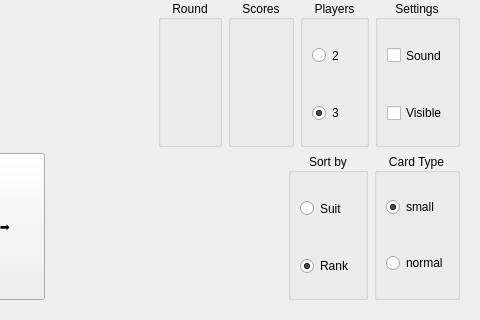
Before: the Qt Designer form table.ui in squawk7x/aQuteCardGame, drawn with Qt 5; both pictures show x 544 to 1024 and y 480 to 800 of the 1024 by 800 pixel window.
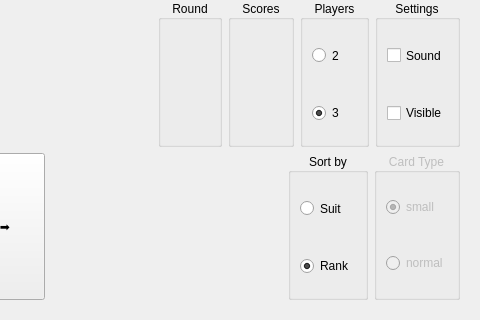
After: the same form once the commit is applied.

Commit message:
Gameflow improved (pbNext sent 2x clicked signal due to another ui signal connection)
That 2nd signal was removed.

```diff
--- a/table.ui
+++ b/table.ui
@@ -963,7 +963,7 @@
         <item alignment="Qt::AlignmentFlag::AlignLeft">
          <widget class="QGroupBox" name="gbCardType">
           <property name="enabled">
-           <bool>true</bool>
+           <bool>false</bool>
           </property>
           <property name="sizePolicy">
            <sizepolicy hsizetype="Preferred" vsizetype="Expanding">
```
Left out of the diff: 131 changed lines with no effect on the pictures. The commit also changes 1 other file.
